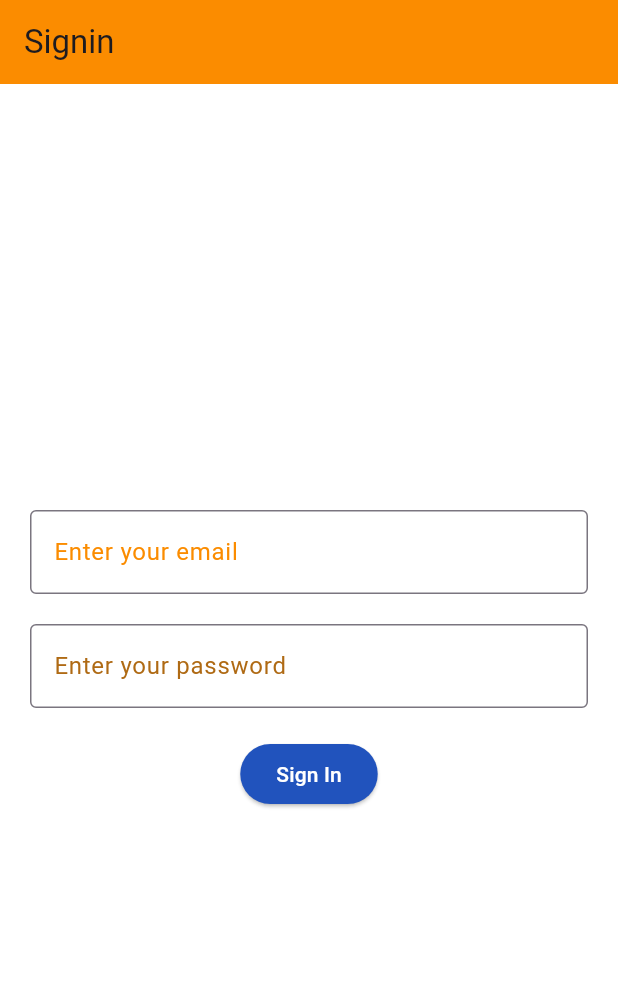
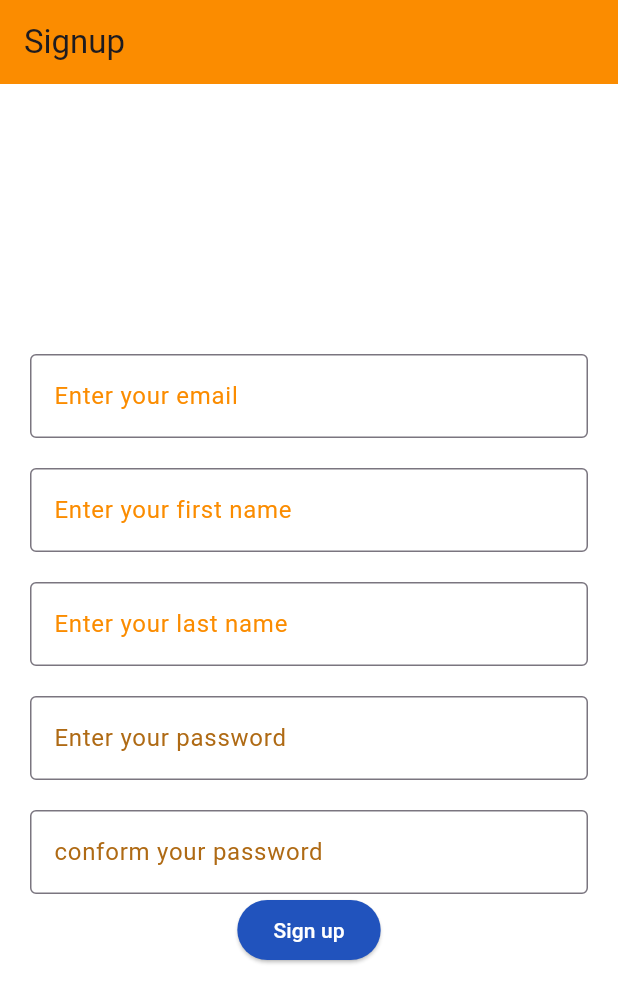
Before and after one commit to naolleg/tutorial_mobile_app, a Flutter app: the screen it shows after launch, on a phone screen of 412 x 824 dp. Shown: the top 1003 px of the screen. Run offline on Flutter 3.47's test engine with Material 3 defaults, Android fonts, the phone set to English and light mode, and no system bars.

Commit message:
adding the signup form

```diff
--- a/lib/main.dart
+++ b/lib/main.dart
@@ -1,6 +1,7 @@
 import 'package:flutter/material.dart';
 import 'package:tutorial_mobile_app/pages/homepage.dart';
 import 'package:tutorial_mobile_app/pages/signin.dart';
+import 'package:tutorial_mobile_app/pages/signup.dart';
 
 void main() {
   runApp(const MyApp());
@@ -18,7 +19,7 @@ class MyApp extends StatelessWidget {
         colorScheme: ColorScheme.fromSeed(seedColor: Colors.deepPurple),
         useMaterial3: true,
       ),
-      home: Signin(),
+      home: Signup(),
     );
   }
 }
--- a/lib/pages/signup.dart
+++ b/lib/pages/signup.dart
@@ -1,15 +1,125 @@
+// ignore_for_file: prefer_const_constructors, curly_braces_in_flow_control_structures, no_leading_underscores_for_local_identifiers
+
 import 'package:flutter/material.dart';
 
-class Signup extends StatefulWidget {
+class Signup extends StatelessWidget {
   const Signup({super.key});
 
   @override
-  State<Signup> createState() => _SignupState();
-}
+  Widget build(BuildContext context) {
+    final TextEditingController _emailController = TextEditingController();
+    final TextEditingController _passwordController = TextEditingController();
+    final TextEditingController _lastnameController = TextEditingController();
+    final TextEditingController _firstnameController = TextEditingController();
+    final TextEditingController _cpasswordController = TextEditingController();
+    return Scaffold(
+      backgroundColor: Colors.white, // White background
+      appBar: AppBar(
+        title: Text("Signup"),
+        backgroundColor: Color(0xFFFB8C00), // Dark Orange AppBar
+      ),
+      body: Center(
+        child: Padding(
+          padding: const EdgeInsets.all(20.0),
+          child: Column(
+            mainAxisAlignment: MainAxisAlignment.center,
+            children: [
+              // Email TextField
+              TextFormField(
+                controller: _emailController,
+                decoration: InputDecoration(
+                  labelText: 'Enter your email',
+                  labelStyle:
+                      TextStyle(color: Color(0xFFFB8C00)), // Dark Orange label
+                  border: OutlineInputBorder(
+                    borderSide: BorderSide(
+                        color: Color(0xFFFB8C00)), // Dark Orange border
+                  ),
+                ),
+              ),
+              SizedBox(height: 20),
+              TextFormField(
+                controller: _firstnameController,
+                decoration: InputDecoration(
+                  labelText: 'Enter your first name',
+                  labelStyle:
+                      TextStyle(color: Color(0xFFFB8C00)), // Dark Orange label
+                  border: OutlineInputBorder(
+                    borderSide: BorderSide(
+                        color: Color(0xFFFB8C00)), // Dark Orange border
+                  ),
+                ),
+              ),
+              SizedBox(height: 20),
+              TextFormField(
+                controller: _lastnameController,
+                decoration: InputDecoration(
+                  labelText: 'Enter your last name',
+                  labelStyle:
+                      TextStyle(color: Color(0xFFFB8C00)), // Dark Orange label
+                  border: OutlineInputBorder(
+                    borderSide: BorderSide(
+                        color: Color(0xFFFB8C00)), // Dark Orange border
+                  ),
+                ),
+              ),
+              SizedBox(height: 20),
+              // Password TextField
+              TextFormField(
+                controller: _passwordController,
+                obscureText: true,
+                decoration: InputDecoration(
+                  labelText: 'Enter your password',
+                  labelStyle: TextStyle(
+                      color: Color.fromARGB(
+                          255, 175, 106, 20)), // Dark Orange label
+                  border: OutlineInputBorder(
+                    borderSide: BorderSide(
+                        color: Color(0xFFFB8C00)), // Dark Orange border
+                  ),
+                ),
+              ),
+              SizedBox(height: 20),
+              TextFormField(
+                controller: _cpasswordController,
+                obscureText: true,
+                decoration: InputDecoration(
+                  labelText: 'conform your password',
+                  labelStyle: TextStyle(
+                      color: Color.fromARGB(
+                          255, 175, 106, 20)), // Dark Orange label
+                  border: OutlineInputBorder(
+                    borderSide: BorderSide(
+                        color: Color(0xFFFB8C00)), // Dark Orange border
+                  ),
+                ),
+              ),
 
-class _SignupState extends State<Signup> {
-  @override
-  Widget build(BuildContext context) {
-    return const Scaffold();
+              // Sign up Button
+              ElevatedButton(
+                onPressed: () {
+                  if (_passwordController.text == _cpasswordController.text) {
+                    print("Email: ${_emailController.text}");
+                    print("firstname: ${_firstnameController.text}");
+                    print("astname: ${_lastnameController.text}");
+                    print("Password: ${_passwordController.text}");
+                    print("cPassword: ${_cpasswordController.text}");
+                  } else
+                    print(" password didnot match");
+                },
+                style: ElevatedButton.styleFrom(
+                  backgroundColor: Color.fromARGB(
+                      255, 33, 83, 189), // Dark Orange button color
+                  shape: RoundedRectangleBorder(
+                    borderRadius: BorderRadius.circular(30),
+                  ),
+                ),
+                child: Text("Sign up", style: TextStyle(color: Colors.white)),
+              ),
+            ],
+          ),
+        ),
+      ),
+    );
   }
 }
```
